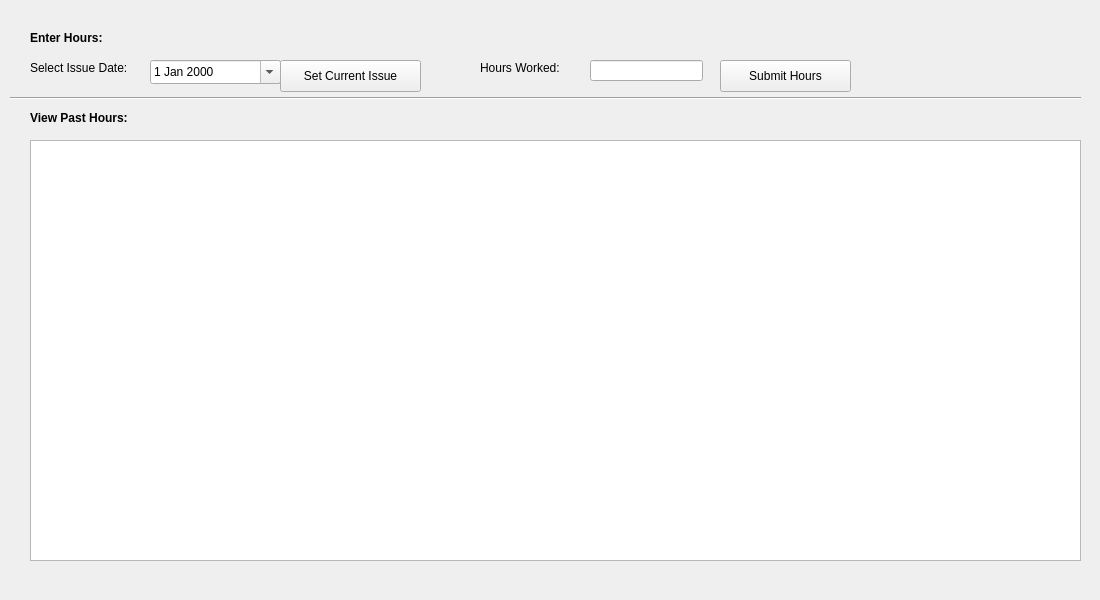
The window that LAWRENTIAN/LuD/editortimesheetwidget.ui (pyridine/LAWRENTIAN) describes before a commit, drawn with Qt 5.
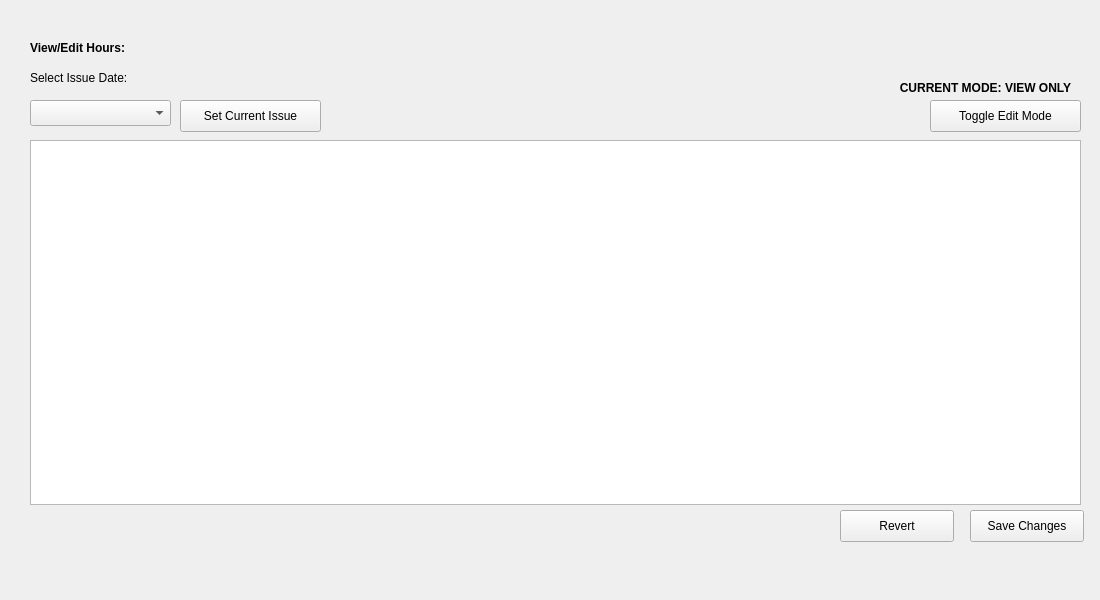
The same window after the commit.

Diff of the .ui file:
```diff
--- a/LAWRENTIAN/LuD/editortimesheetwidget.ui
+++ b/LAWRENTIAN/LuD/editortimesheetwidget.ui
@@ -13,30 +13,11 @@
   <property name="windowTitle">
    <string>Form</string>
   </property>
-  <widget class="QLabel" name="label">
-   <property name="geometry">
-    <rect>
-     <x>30</x>
-     <y>30</y>
-     <width>111</width>
-     <height>16</height>
-    </rect>
-   </property>
-   <property name="font">
-    <font>
-     <weight>75</weight>
-     <bold>true</bold>
-    </font>
-   </property>
-   <property name="text">
-    <string>Enter Hours:</string>
-   </property>
-  </widget>
   <widget class="QLabel" name="label_2">
    <property name="geometry">
     <rect>
      <x>30</x>
-     <y>110</y>
+     <y>40</y>
      <width>121</width>
      <height>16</height>
     </rect>
@@ -48,27 +29,14 @@
     </font>
    </property>
    <property name="text">
-    <string>View Past Hours:</string>
-   </property>
-  </widget>
-  <widget class="Line" name="line">
-   <property name="geometry">
-    <rect>
-     <x>10</x>
-     <y>90</y>
-     <width>1071</width>
-     <height>16</height>
-    </rect>
-   </property>
-   <property name="orientation">
-    <enum>Qt::Horizontal</enum>
+    <string>View/Edit Hours:</string>
    </property>
   </widget>
   <widget class="QLabel" name="label_3">
    <property name="geometry">
     <rect>
      <x>30</x>
-     <y>60</y>
+     <y>70</y>
      <width>171</width>
      <height>16</height>
     </rect>
@@ -77,73 +45,21 @@
     <string>Select Issue Date:</string>
    </property>
   </widget>
-  <widget class="QLineEdit" name="hoursWorkedTextEdit">
-   <property name="geometry">
-    <rect>
-     <x>590</x>
-     <y>60</y>
-     <width>113</width>
-     <height>21</height>
-    </rect>
-   </property>
-  </widget>
-  <widget class="QLabel" name="label_4">
-   <property name="geometry">
-    <rect>
-     <x>480</x>
-     <y>60</y>
-     <width>111</width>
-     <height>16</height>
-    </rect>
-   </property>
-   <property name="text">
-    <string>Hours Worked:</string>
-   </property>
-  </widget>
-  <widget class="QPushButton" name="submitChangesButton">
-   <property name="geometry">
-    <rect>
-     <x>720</x>
-     <y>60</y>
-     <width>131</width>
-     <height>32</height>
-    </rect>
-   </property>
-   <property name="text">
-    <string>Submit Hours</string>
-   </property>
-  </widget>
-  <widget class="QDateEdit" name="currentIssueDate">
-   <property name="geometry">
-    <rect>
-     <x>150</x>
-     <y>60</y>
-     <width>131</width>
-     <height>24</height>
-    </rect>
-   </property>
-   <property name="displayFormat">
-    <string>d MMM yyyy</string>
-   </property>
-   <property name="calendarPopup">
-    <bool>true</bool>
-   </property>
-  </widget>
   <widget class="QTableWidget" name="editorTimesheetTable">
    <property name="geometry">
     <rect>
      <x>30</x>
      <y>140</y>
      <width>1051</width>
-     <height>421</height>
+     <height>365</height>
     </rect>
    </property>
   </widget>
   <widget class="QPushButton" name="setCurrentIssueButton">
    <property name="geometry">
     <rect>
-     <x>280</x>
-     <y>60</y>
+     <x>180</x>
+     <y>100</y>
      <width>141</width>
      <height>32</height>
     </rect>
@@ -152,6 +68,80 @@
     <string>Set Current Issue</string>
    </property>
   </widget>
+  <widget class="QComboBox" name="selectedIssueDateComboBox">
+   <property name="geometry">
+    <rect>
+     <x>30</x>
+     <y>100</y>
+     <width>141</width>
+     <height>26</height>
+    </rect>
+   </property>
+  </widget>
+  <widget class="QPushButton" name="saveChangesButton">
+   <property name="geometry">
+    <rect>
+     <x>970</x>
+     <y>510</y>
+     <width>114</width>
+     <height>32</height>
+    </rect>
+   </property>
+   <property name="text">
+    <string>Save Changes</string>
+   </property>
+  </widget>
+  <widget class="QPushButton" name="revertButton">
+   <property name="geometry">
+    <rect>
+     <x>840</x>
+     <y>510</y>
+     <width>114</width>
+     <height>32</height>
+    </rect>
+   </property>
+   <property name="text">
+    <string>Revert</string>
+   </property>
+  </widget>
+  <widget class="QPushButton" name="editModeButton">
+   <property name="geometry">
+    <rect>
+     <x>930</x>
+     <y>100</y>
+     <width>151</width>
+     <height>32</height>
+    </rect>
+   </property>
+   <property name="text">
+    <string>Toggle Edit Mode</string>
+   </property>
+  </widget>
+  <widget class="QLabel" name="viewModeLabel">
+   <property name="geometry">
+    <rect>
+     <x>870</x>
+     <y>80</y>
+     <width>231</width>
+     <height>16</height>
+    </rect>
+   </property>
+   <property name="font">
+    <font>
+     <weight>75</weight>
+     <bold>true</bold>
+    </font>
+   </property>
+   <property name="midLineWidth">
+    <number>0</number>
+   </property>
+   <property name="text">
+    <string>CURRENT MODE: VIEW ONLY</string>
+   </property>
+   <property name="alignment">
+    <set>Qt::AlignCenter</set>
+   </property>
+  </widget>
  </widget>
  <resources/>
  <connections/>
```
